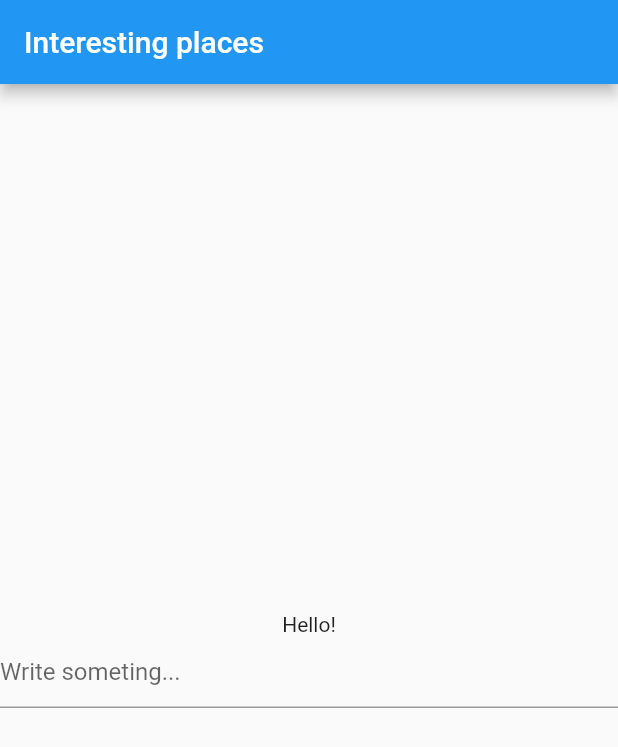
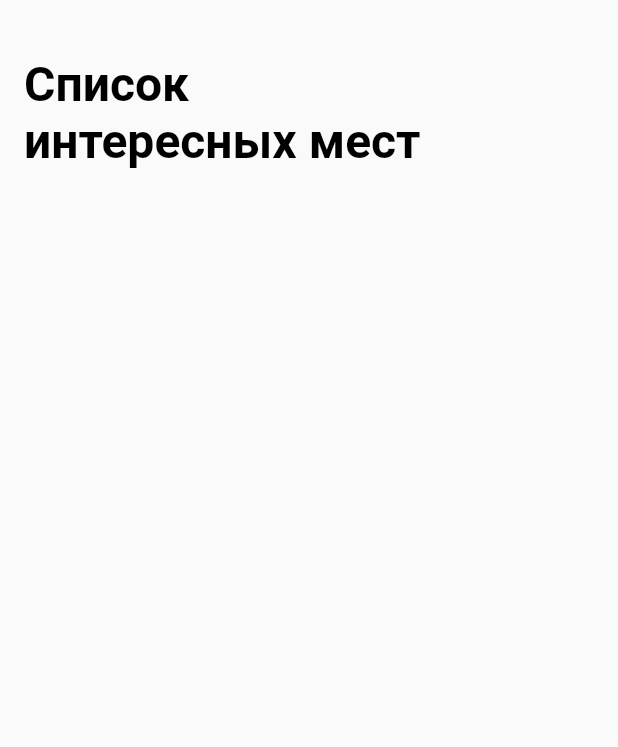
Before and after one commit to zaknoel/surf-flutter-course-najmidinov, a Flutter app: the screen it shows after launch, on a phone screen of 412 x 824 dp. Shown: the top 747 px of the screen. Run offline on Flutter 3.47's test engine with Material 2 defaults, Android fonts, the light colour scheme and no system bars.

Commit message:
task 1 (#8)

```diff
--- a/lib/ui/screen/sight_list_screen.dart
+++ b/lib/ui/screen/sight_list_screen.dart
@@ -1,4 +1,12 @@
 import 'package:flutter/material.dart';
+
+const TextStyle kTextStyle = TextStyle(
+  color: Colors.black,
+  fontSize: 32,
+  fontStyle: FontStyle.normal,
+  fontFamily: "Roboto",
+  fontWeight: FontWeight.w700,
+);
 
 class SightListScreen extends StatefulWidget {
   SightListScreen({Key key}) : super(key: key);
@@ -11,21 +19,18 @@ class _SightListScreenState extends State<SightListScreen> {
   @override
   Widget build(BuildContext context) {
     return Scaffold(
-      resizeToAvoidBottomInset: false,
       appBar: AppBar(
-        title: const Text('Interesting places'),
+        automaticallyImplyLeading: false,
+        toolbarHeight: 150,
+        title: const Text(
+          "Список\nинтересных мест",
+          style: kTextStyle,
+          textAlign: TextAlign.start,
+        ),
+        backgroundColor: Theme.of(context).scaffoldBackgroundColor,
+        elevation: 0,
       ),
-      body: Center(
-        child: Column(
-          mainAxisAlignment: MainAxisAlignment.center,
-          children: [
-            Text("Hello!"),
-            TextFormField(
-              decoration: InputDecoration(hintText: "Write someting..."),
-            ),
-          ],
-        ),
-      ),
+      body: Container(),
     );
   }
 }
```
Also changed, not shown: 1 other file.
